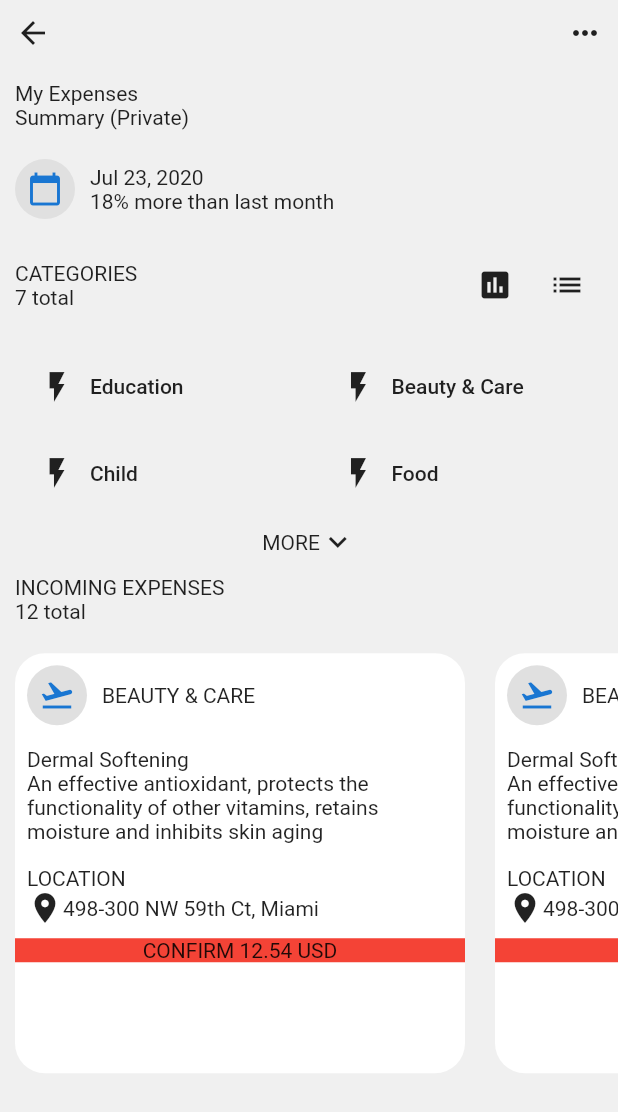
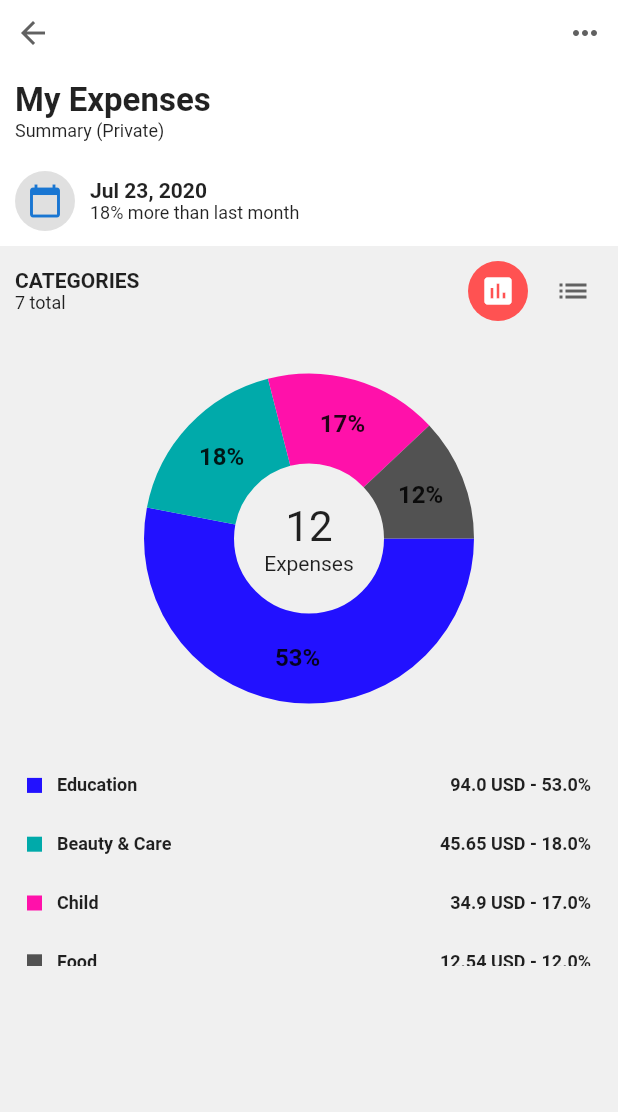
Before and after one commit to cruzelx/FlutterAppDesignSample, a Flutter app: the screen it shows after launch, after a tap on the "insert chart" icon, on a phone screen of 412 x 824 dp. Shown: the top 1112 px of the screen. Run offline on Flutter 3.47's test engine with Material 2 defaults, Android fonts, the phone set to English and light mode, and no system bars; drawn by our look-alikes of fl_chart; our stand-ins replace font_awesome_flutter.

Commit message:
Design Complete: Remaining final touch-ups

```diff
--- a/design_sample/lib/components.dart/categoryButtonWidget.dart
+++ b/design_sample/lib/components.dart/categoryButtonWidget.dart
@@ -2,6 +2,8 @@ import 'package:flutter/material.dart';
 
 Widget categoryButton(String category, Icon categoryIcon) {
   return FlatButton(
+    shape: RoundedRectangleBorder(borderRadius: BorderRadius.circular(10.0)),
+    color: Colors.white,
     onPressed: () {},
     child: Row(
       children: <Widget>[categoryIcon, SizedBox(width: 10.0), Text(category)],
--- a/design_sample/lib/components.dart/chartLegend.dart
+++ b/design_sample/lib/components.dart/chartLegend.dart
@@ -1,5 +1,6 @@
 import 'package:design_sample/bloc/stateChangeNotifier.dart';
 import 'package:design_sample/models/categoryModel.dart';
+import 'package:design_sample/theme/styles.dart';
 import 'package:flutter/material.dart';
 import 'package:provider/provider.dart';
 
@@ -12,6 +13,8 @@ class ChartLegend extends StatelessWidget {
   @override
   Widget build(BuildContext context) {
     final stateNotifier = Provider.of<StateChangeNotifier>(context);
+    TextStyle _style =
+        TextStyle(color: Colors.white, fontWeight: FontWeight.bold);
     return GestureDetector(
       onTap: () {
         stateNotifier.setLegendIndex(index);
@@ -19,7 +22,9 @@ class ChartLegend extends StatelessWidget {
       child: Container(
           decoration: BoxDecoration(
               borderRadius: BorderRadius.circular(8.0),
-              color: stateNotifier.legendIndex == index ? Colors.green : null),
+              color: stateNotifier.legendIndex == index
+                  ? Color(0xffccc931)
+                  : null),
           child: Padding(
             padding: const EdgeInsets.all(8.0),
             child: Row(
@@ -30,9 +35,19 @@ class ChartLegend extends StatelessWidget {
                   color: category.color,
                 ),
                 SizedBox(width: 10.0),
-                Text(category.title),
+                Text(
+                  category.title,
+                  style: stateNotifier.legendIndex == index
+                      ? _style
+                      : smallTitleStyle,
+                ),
                 Spacer(),
-                Text("${category.amount} USD - ${category.percentage}%")
+                Text(
+                  "${category.amount} USD - ${category.percentage}%",
+                  style: stateNotifier.legendIndex == index
+                      ? _style
+                      : smallTitleStyle,
+                )
               ],
             ),
           )),
--- a/design_sample/lib/constants/categoryData.dart
+++ b/design_sample/lib/constants/categoryData.dart
@@ -1,5 +1,6 @@
 import 'package:design_sample/models/categoryModel.dart';
 import 'package:flutter/material.dart';
+import 'package:font_awesome_flutter/font_awesome_flutter.dart';
 
 List<Category> categories = [
   new Category(
@@ -7,23 +8,32 @@ List<Category> categories = [
       color: Color(0xff2211ff),
       percentage: 53,
       amount: 94.00,
-      icon: Icon(Icons.flash_on)),
+      icon: Icon(
+        FontAwesomeIcons.graduationCap,
+        size: 18,
+        color: Colors.yellow,
+      )),
   new Category(
-      title: "Beauty & Care",
-      color: Color(0xff00aaaa),
-      percentage: 18,
-      amount: 45.65,
-      icon: Icon(Icons.flash_on)),
+    title: "Beauty & Care",
+    color: Color(0xff00aaaa),
+    percentage: 18,
+    amount: 45.65,
+    icon: Icon(
+      FontAwesomeIcons.pagelines,
+      size: 18.0,
+      color: Colors.blueAccent,
+    ),
+  ),
   new Category(
       title: "Child",
       color: Color(0xffff11aa),
       percentage: 17,
       amount: 34.90,
-      icon: Icon(Icons.flash_on)),
+      icon: Icon(FontAwesomeIcons.child, size: 18.0, color: Colors.redAccent)),
   new Category(
       title: "Food",
       color: Color(0xff525252),
       percentage: 12,
       amount: 12.54,
-      icon: Icon(Icons.flash_on))
+      icon: Icon(FontAwesomeIcons.glassCheers, size: 18.0, color: Colors.green))
 ];
--- a/design_sample/lib/main.dart
+++ b/design_sample/lib/main.dart
@@ -1,5 +1,6 @@
 import 'package:design_sample/bloc/stateChangeNotifier.dart';
 import 'package:design_sample/screens/mainScreen/mainScreen.dart';
+import 'package:design_sample/theme/theme.dart';
 import 'package:flutter/material.dart';
 import 'package:provider/provider.dart';
 
@@ -12,6 +13,7 @@ class DesignSampleApp extends StatelessWidget {
   Widget build(BuildContext context) {
     return MaterialApp(
       home: HomePage(),
+      theme: themeData,
       debugShowCheckedModeBanner: false,
     );
   }
--- a/design_sample/lib/models/categoryModel.dart
+++ b/design_sample/lib/models/categoryModel.dart
@@ -8,7 +8,7 @@ class Category {
   final double radius;
   final double percentage;
   final TextStyle textStyle;
-  final Icon icon;
+  final Widget icon;
 
   Category(
       {this.color,
--- /dev/null
+++ b/design_sample/lib/screens/mainScreen/components/headerWidget.dart
@@ -0,0 +1,41 @@
+import 'package:design_sample/theme/styles.dart';
+import 'package:flutter/material.dart';
+import 'package:intl/intl.dart';
+
+final Widget headerWidget = Container(
+    color: Colors.white,
+    child: Padding(
+        padding: EdgeInsets.all(10.0),
+        child: Column(
+          crossAxisAlignment: CrossAxisAlignment.start,
+          children: <Widget>[
+            Row(
+              mainAxisAlignment: MainAxisAlignment.spaceBetween,
+              children: <Widget>[
+                Icon(Icons.arrow_back),
+                Icon(Icons.more_horiz)
+              ],
+            ),
+            SizedBox(height: 20.0),
+            Text("My Expenses", style: headingStyle),
+            Text("Summary (Private)", style: subtitleStyle),
+            SizedBox(height: 20.0),
+            Row(
+              children: <Widget>[
+                CircleAvatar(
+                  backgroundColor: Color(0xffe0e0e0),
+                  child: Icon(Icons.calendar_today),
+                ),
+                SizedBox(width: 10.0),
+                Column(
+                  crossAxisAlignment: CrossAxisAlignment.start,
+                  children: <Widget>[
+                    Text("${DateFormat.yMMMd().format(DateTime.now())}",
+                        style: titleStyle),
+                    Text("18% more than last month", style: subtitleStyle)
+                  ],
+                )
+              ],
+            )
+          ],
+        )));
--- /dev/null
+++ b/design_sample/lib/screens/mainScreen/components/infoCard.dart
@@ -0,0 +1,85 @@
+import 'package:design_sample/theme/styles.dart';
+import 'package:flutter/material.dart';
+import 'package:font_awesome_flutter/font_awesome_flutter.dart';
+
+final Widget infoCard = SizedBox(
+  height: 260.0,
+  child: ListView.builder(
+      scrollDirection: Axis.horizontal,
+      shrinkWrap: true,
+      itemBuilder: (context, index) {
+        return Padding(
+            padding: EdgeInsets.all(10.0),
+            child: Container(
+                width: 270.0,
+                decoration: BoxDecoration(
+                    color: Colors.white,
+                    borderRadius: BorderRadius.circular(20.0)),
+                child: Column(
+                  children: <Widget>[
+                    Padding(
+                        padding: EdgeInsets.all(10.0),
+                        child: Column(
+                          crossAxisAlignment: CrossAxisAlignment.start,
+                          mainAxisSize: MainAxisSize.max,
+                          mainAxisAlignment: MainAxisAlignment.spaceBetween,
+                          children: <Widget>[
+                            Row(
+                              children: <Widget>[
+                                CircleAvatar(
+                                  child: FaIcon(
+                                    FontAwesomeIcons.pagelines,
+                                    color: Colors.redAccent,
+                                  ),
+                                  backgroundColor: Color(0xffe0e0e0),
+                                ),
+                                SizedBox(width: 10.0),
+                                Text("BEAUTY & CARE",
+                                    style: titleStyle.copyWith(
+                                        color: Colors.redAccent)),
+                              ],
+                            ),
+                            SizedBox(height: 15.0),
+                            Text(
+                              "Dermal Softening",
+                              style: subHeadingStyle,
+                            ),
+                            SizedBox(height: 5.0),
+                            Text(
+                              "An effective antioxidant, protects the functionality of other vitamins, retains moisture and inhibits skin aging",
+                              style: textContentStyle,
+                              maxLines: 3,
+                              overflow: TextOverflow.ellipsis,
+                            ),
+                            SizedBox(height: 15.0),
+                            Text("LOCATION", style: smallTitleStyle),
+                            SizedBox(height: 3),
+                            Row(
+                              children: <Widget>[
+                                Icon(Icons.location_on),
+                                SizedBox(width: 5.0),
+                                Text("498-300 NW 59th Ct, Miami")
+                              ],
+                            )
+                          ],
+                        )),
+                    Spacer(),
+                    Container(
+                      width: double.infinity,
+                      decoration: BoxDecoration(
+                          color: Colors.redAccent,
+                          borderRadius: BorderRadius.only(
+                              bottomLeft: Radius.circular(20.0),
+                              bottomRight: Radius.circular(20.0))),
+                      child: Padding(
+                        padding: const EdgeInsets.all(10.0),
+                        child: Text("CONFIRM 12.54 USD",
+                            textAlign: TextAlign.center,
+                            style:
+                                smallTitleStyle.copyWith(color: Colors.white)),
+                      ),
+                    ),
+                  ],
+                )));
+      }),
+);
--- a/design_sample/lib/screens/mainScreen/components/miscellaneousWidget.dart
+++ b/design_sample/lib/screens/mainScreen/components/miscellaneousWidget.dart
@@ -1,4 +1,6 @@
 import 'package:design_sample/components.dart/categoryButtonWidget.dart';
+import 'package:design_sample/screens/mainScreen/components/infoCard.dart';
+import 'package:design_sample/theme/styles.dart';
 import 'package:flutter/material.dart';
 import 'package:design_sample/constants/categoryData.dart';
 
@@ -12,8 +14,8 @@ class MiscellaenousWidget extends StatelessWidget {
           crossAxisCount: 2,
           shrinkWrap: true,
           padding: EdgeInsets.all(10.0),
-          crossAxisSpacing: 10.0,
-          mainAxisSpacing: 10.0,
+          crossAxisSpacing: 5.0,
+          mainAxisSpacing: 5.0,
           children: <Widget>[
             for (int i = 0; i < categories.length; i++)
               categoryButton(categories[i].title, categories[i].icon)
@@ -23,7 +25,13 @@ class MiscellaenousWidget extends StatelessWidget {
           onTap: () {},
           child: Row(
             mainAxisSize: MainAxisSize.min,
-            children: <Widget>[Text("MORE"), Icon(Icons.keyboard_arrow_down)],
+            children: <Widget>[
+              Text(
+                "MORE",
+                style: subtitleStyle,
+              ),
+              Icon(Icons.keyboard_arrow_down)
+            ],
           ),
         ),
         Container(
@@ -32,69 +40,14 @@ class MiscellaenousWidget extends StatelessWidget {
             padding: const EdgeInsets.all(10.0),
             child: Column(
               crossAxisAlignment: CrossAxisAlignment.start,
-              children: <Widget>[Text("INCOMING EXPENSES"), Text("12 total")],
+              children: <Widget>[
+                Text("INCOMING EXPENSES", style: titleStyle),
+                Text("12 total", style: subtitleStyle)
+              ],
             ),
           ),
         ),
-        SizedBox(
-          height: 300.0,
-          child: ListView.builder(
-              scrollDirection: Axis.horizontal,
-              shrinkWrap: true,
-              itemBuilder: (context, index) {
-                return Padding(
-                    padding: EdgeInsets.all(10.0),
-                    child: Container(
-                        width: 300.0,
-                        decoration: BoxDecoration(
-                            color: Colors.white,
-                            borderRadius: BorderRadius.circular(20.0)),
-                        child: Column(
-                          children: <Widget>[
-                            Padding(
-                                padding: EdgeInsets.all(8.0),
-                                child: Column(
-                                  crossAxisAlignment: CrossAxisAlignment.start,
-                                  mainAxisSize: MainAxisSize.max,
-                                  mainAxisAlignment:
-                                      MainAxisAlignment.spaceBetween,
-                                  children: <Widget>[
-                                    Row(
-                                      children: <Widget>[
-                                        CircleAvatar(
-                                          child: Icon(Icons.flight_takeoff),
-                                          backgroundColor: Color(0xffe0e0e0),
-                                        ),
-                                        SizedBox(width: 10.0),
-                                        Text("BEAUTY & CARE"),
-                                      ],
-                                    ),
-                                    SizedBox(height: 15.0),
-                                    Text(
-                                      "Dermal Softening",
-                                    ),
-                                    Text(
-                                        "An effective antioxidant, protects the functionality of other vitamins, retains moisture and inhibits skin aging"),
-                                    SizedBox(height: 15.0),
-                                    Text("LOCATION"),
-                                    Row(
-                                      children: <Widget>[
-                                        Icon(Icons.location_on),
-                                        Text("498-300 NW 59th Ct, Miami")
-                                      ],
-                                    )
-                                  ],
-                                )),
-                            Container(
-                              color: Colors.red,
-                              child: Center(
-                                child: Text("CONFIRM 12.54 USD"),
-                              ),
-                            ),
-                          ],
-                        )));
-              }),
-        )
+        infoCard,
       ],
     );
   }
--- a/design_sample/lib/screens/mainScreen/components/statsWidget.dart
+++ b/design_sample/lib/screens/mainScreen/components/statsWidget.dart
@@ -3,6 +3,7 @@ import 'package:design_sample/components.dart/chartLegend.dart';
 import 'package:design_sample/constants/categoryData.dart';
 import 'package:design_sample/constants/pieChartData.dart';
 import 'package:design_sample/models/categoryModel.dart';
+import 'package:design_sample/theme/styles.dart';
 import 'package:fl_chart/fl_chart.dart';
 import 'package:flutter/material.dart';
 import 'package:provider/provider.dart';
@@ -57,7 +58,13 @@ class _StatsWidgetState extends State<StatsWidget> {
                       child: Container(
                         child: Column(
                           mainAxisSize: MainAxisSize.min,
-                          children: <Widget>[Text("12"), Text("Expenses")],
+                          children: <Widget>[
+                            Text(
+                              "12",
+                              textScaleFactor: 2,
+                            ),
+                            Text("Expenses")
+                          ],
                         ),
                       ),
                     )
@@ -67,10 +74,10 @@ class _StatsWidgetState extends State<StatsWidget> {
             ),
             SizedBox(height: 20.0),
             SizedBox(
-                height: 200,
+                height: 140,
                 child: GridView.count(
                   shrinkWrap: true,
-                  mainAxisSpacing: 5,
+                  mainAxisSpacing: 0,
                   crossAxisSpacing: 0,
                   crossAxisCount: 1,
                   childAspectRatio: 10 / 1,
--- a/design_sample/lib/screens/mainScreen/mainScreen.dart
+++ b/design_sample/lib/screens/mainScreen/mainScreen.dart
@@ -1,6 +1,8 @@
 import 'package:design_sample/bloc/stateChangeNotifier.dart';
+import 'package:design_sample/screens/mainScreen/components/headerWidget.dart';
 import 'package:design_sample/screens/mainScreen/components/miscellaneousWidget.dart';
 import 'package:design_sample/screens/mainScreen/components/statsWidget.dart';
+import 'package:design_sample/theme/styles.dart';
 import 'package:flutter/material.dart';
 import 'package:intl/intl.dart';
 import 'package:provider/provider.dart';
@@ -11,46 +13,10 @@ class MainScreen extends StatelessWidget {
     final stateNotifier = Provider.of<StateChangeNotifier>(context);
     return SafeArea(
       child: Scaffold(
-          backgroundColor: Color(0xfff0f0f0),
           body: SingleChildScrollView(
         child: Column(
           children: <Widget>[
-                Container(
-                    child: Padding(
-                        padding: EdgeInsets.all(10.0),
-                        child: Column(
-                          crossAxisAlignment: CrossAxisAlignment.start,
-                          children: <Widget>[
-                            Row(
-                              mainAxisAlignment: MainAxisAlignment.spaceBetween,
-                              children: <Widget>[
-                                Icon(Icons.arrow_back),
-                                Icon(Icons.more_horiz)
-                              ],
-                            ),
-                            SizedBox(height: 20.0),
-                            Text("My Expenses"),
-                            Text("Summary (Private)"),
-                            SizedBox(height: 20.0),
-                            Row(
-                              children: <Widget>[
-                                CircleAvatar(
-                                  backgroundColor: Color(0xffe0e0e0),
-                                  child: Icon(Icons.calendar_today),
-                                ),
-                                SizedBox(width: 10.0),
-                                Column(
-                                  crossAxisAlignment: CrossAxisAlignment.start,
-                                  children: <Widget>[
-                                    Text(
-                                        "${DateFormat.yMMMd().format(DateTime.now())}"),
-                                    Text("18% more than last month")
-                                  ],
-                                )
-                              ],
-                            )
-                          ],
-                        ))),
+            headerWidget,
             Container(
               child: Padding(
                   padding: EdgeInsets.all(10.0),
@@ -59,27 +25,52 @@ class MainScreen extends StatelessWidget {
                       Column(
                         crossAxisAlignment: CrossAxisAlignment.start,
                         children: <Widget>[
-                              Text("CATEGORIES"),
-                              Text("7 total")
+                          Text("CATEGORIES", style: titleStyle),
+                          Text("7 total", style: subtitleStyle)
                         ],
                       ),
                       Spacer(),
-                          IconButton(
-                              icon: Icon(Icons.insert_chart),
-                              onPressed: () {
+                      GestureDetector(
+                        onTap: () {
+                          stateNotifier.setTabSwitchIndex(1);
+                        },
+                        child: CircleAvatar(
+                          foregroundColor: stateNotifier.tabSwitchIndex == 1
+                              ? Colors.white
+                              : Colors.grey.shade700,
+                          child: Icon(Icons.insert_chart),
+                          backgroundColor: stateNotifier.tabSwitchIndex == 1
+                              ? Colors.redAccent
+                              : Color(0xfff0f0f0),
+                        ),
+                      ),
+                      SizedBox(width: 10.0),
+                      GestureDetector(
+                        onTap: () {
                           stateNotifier.setTabSwitchIndex(0);
-                              }),
-                          IconButton(
-                              icon: Icon(Icons.list),
-                              onPressed: () {
-                                stateNotifier.setTabSwitchIndex(1);
-                              })
+                        },
+                        child: CircleAvatar(
+                          foregroundColor: stateNotifier.tabSwitchIndex == 0
+                              ? Colors.white
+                              : Colors.grey.shade700,
+                          child: Icon(Icons.list),
+                          backgroundColor: stateNotifier.tabSwitchIndex == 0
+                              ? Colors.redAccent
+                              : Color(0xf0f0f0),
+                        ),
+                      ),
                     ],
                   )),
             ),
-                stateNotifier.tabSwitchIndex == 0
+            AnimatedSwitcher(
+              duration: Duration(milliseconds: 250),
+              reverseDuration: Duration(milliseconds: 250),
+              switchInCurve: Curves.easeInOut,
+              switchOutCurve: Curves.easeInOutBack,
+              child: stateNotifier.tabSwitchIndex == 0
                   ? MiscellaenousWidget()
                   : StatsWidget(),
+            ),
           ],
         ),
       )),
--- /dev/null
+++ b/design_sample/lib/theme/styles.dart
@@ -0,0 +1,10 @@
+import 'package:flutter/material.dart';
+
+TextStyle titleStyle = TextStyle(fontWeight: FontWeight.bold);
+TextStyle subtitleStyle = TextStyle(fontSize: 12.0);
+TextStyle headingStyle = TextStyle(fontWeight: FontWeight.bold, fontSize: 22.0);
+TextStyle textContentStyle = TextStyle(color: Colors.grey.shade900);
+TextStyle subHeadingStyle =
+    TextStyle(fontSize: 18.0, fontWeight: FontWeight.bold);
+TextStyle smallTitleStyle =
+    TextStyle(fontWeight: FontWeight.bold, fontSize: 12.0);
--- /dev/null
+++ b/design_sample/lib/theme/theme.dart
@@ -0,0 +1,7 @@
+import 'package:flutter/material.dart';
+
+ThemeData themeData = ThemeData(
+    scaffoldBackgroundColor: Color(0xfff0f0f0),
+    iconTheme: IconThemeData(color: Colors.grey.shade700),
+    primaryIconTheme: IconThemeData(color: Colors.grey.shade700),
+    accentIconTheme: IconThemeData(color: Colors.grey.shade700));
--- a/design_sample/pubspec.yaml
+++ b/design_sample/pubspec.yaml
@@ -31,6 +31,7 @@ dependencies:
   intl:
   fl_chart: ^0.10.1
   provider: ^4.3.1
+  font_awesome_flutter: ^8.8.1
 
 dev_dependencies:
   flutter_test:
```
Also changed, not shown: design_sample/pubspec.lock. Lines whose indentation alone changed are shown as unchanged.
